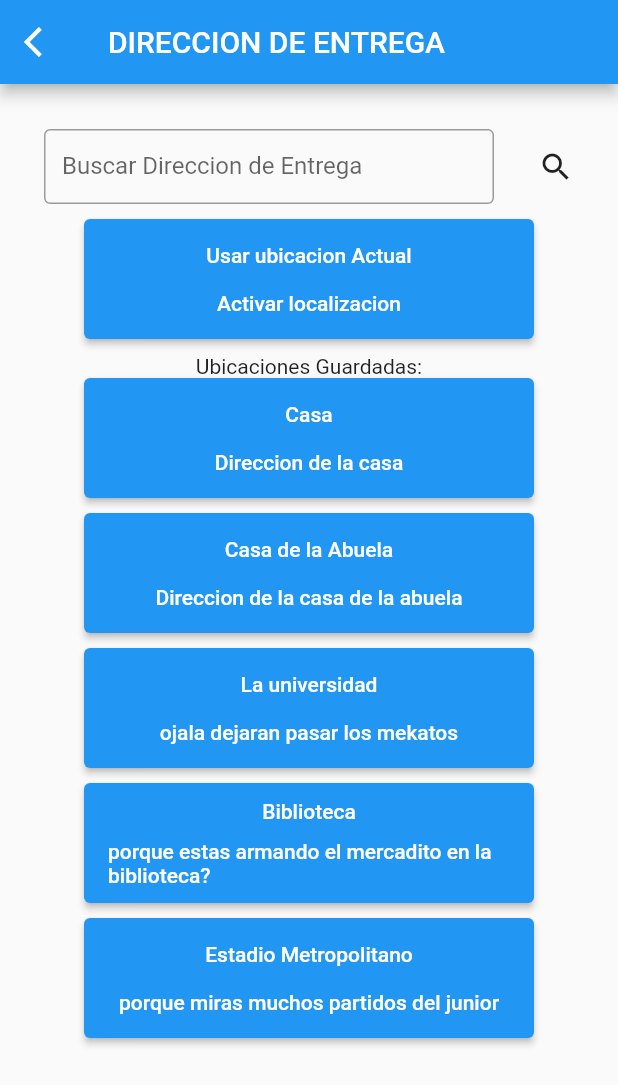
After one commit to angulojd/ui_basica_flutter, a Flutter app: the ProductListPage screen opened directly, on a phone screen of 412 x 824 dp. The commit adds this screen. Shown: the top 1085 px of the screen. Run offline on Flutter 3.47's test engine with Material 2 defaults, Android fonts, the light colour scheme and no system bars; our stand-ins replace get.

Commit message:
Nuevo Archivo Lista Direcciones

```diff
--- a/lib/ui/pages/content/Cliente/lista_tiendas.dart
+++ b/lib/ui/pages/content/Cliente/lista_tiendas.dart
@@ -1,3 +1,4 @@
+import 'package:f_testing_template/ui/pages/content/Cliente/segunda_pantalla.dart';
 import 'package:flutter/material.dart';
 
 class ListTiendas extends StatefulWidget {
@@ -20,6 +21,23 @@ class _ListTiendasState extends State<ListTiendas> {
             },
             icon: const Icon(Icons.arrow_back_ios),
           ),
+          actions: [
+            TextButton(
+              onPressed: () {
+                Navigator.of(context).push(
+                  MaterialPageRoute(
+                    builder: (BuildContext context) {
+                      return const ProductListPage();
+                    },
+                  ),
+                );
+              },
+              child: const Text(
+                "Cra 70 #41-9",
+                style: TextStyle(color: Colors.white),
+              ),
+            )
+          ],
         ),
         body: SingleChildScrollView(
           child: Column(
--- /dev/null
+++ b/lib/ui/pages/content/Cliente/segunda_pantalla.dart
@@ -0,0 +1,150 @@
+import 'package:flutter/material.dart';
+
+class ProductListPage extends StatefulWidget {
+  const ProductListPage({super.key});
+
+  @override
+  State<ProductListPage> createState() => _ProductListState();
+}
+
+class _ProductListState extends State<ProductListPage> {
+  @override
+  Widget build(BuildContext context) {
+    return Scaffold(
+      appBar: AppBar(
+        title: const Text("DIRECCION DE ENTREGA"),
+        automaticallyImplyLeading: false,
+        leading: IconButton(
+            onPressed: () {
+              Navigator.of(context).pop();
+            },
+            icon: const Icon(Icons.arrow_back_ios)),
+      ),
+      body: SingleChildScrollView(
+        child: Column(
+          children: [
+            const SizedBox(height: 30),
+            Row(
+              mainAxisAlignment: MainAxisAlignment.spaceEvenly,
+              children: const [
+                SizedBox(
+                  height: 50,
+                  width: 300,
+                  child: TextField(
+                    obscureText: true,
+                    decoration: InputDecoration(
+                        border: OutlineInputBorder(),
+                        labelText: "Buscar Direccion de Entrega",
+                        hintText:
+                            "Escribe el nombre de una de las direcciones que has guardado"),
+                  ),
+                ),
+                Icon(Icons.search),
+              ],
+            ),
+            const SizedBox(height: 10),
+            SizedBox(
+              width: 300,
+              height: 80,
+              child: ElevatedButton(
+                onPressed: () {
+                  debugPrint("Direccion presionada");
+                },
+                child: Column(
+                  mainAxisAlignment: MainAxisAlignment.spaceEvenly,
+                  children: const [
+                    Text("Usar ubicacion Actual"),
+                    Text("Activar localizacion")
+                  ],
+                ),
+              ),
+            ),
+            const SizedBox(height: 10),
+            const Text("Ubicaciones Guardadas:"),
+            SizedBox(
+              width: 300,
+              height: 80,
+              child: ElevatedButton(
+                onPressed: () {
+                  debugPrint("Direccion presionada");
+                },
+                child: Column(
+                  mainAxisAlignment: MainAxisAlignment.spaceEvenly,
+                  children: const [Text("Casa"), Text("Direccion de la casa")],
+                ),
+              ),
+            ),
+            const SizedBox(height: 10),
+            SizedBox(
+              width: 300,
+              height: 80,
+              child: ElevatedButton(
+                onPressed: () {
+                  debugPrint("Direccion presionada");
+                },
+                child: Column(
+                  mainAxisAlignment: MainAxisAlignment.spaceEvenly,
+                  children: const [
+                    Text("Casa de la Abuela"),
+                    Text("Direccion de la casa de la abuela")
+                  ],
+                ),
+              ),
+            ),
+            const SizedBox(height: 10),
+            SizedBox(
+              width: 300,
+              height: 80,
+              child: ElevatedButton(
+                onPressed: () {
+                  debugPrint("Direccion presionada");
+                },
+                child: Column(
+                  mainAxisAlignment: MainAxisAlignment.spaceEvenly,
+                  children: const [
+                    Text("La universidad"),
+                    Text("ojala dejaran pasar los mekatos")
+                  ],
+                ),
+              ),
+            ),
+            const SizedBox(height: 10),
+            SizedBox(
+              width: 300,
+              height: 80,
+              child: ElevatedButton(
+                onPressed: () {
+                  debugPrint("Direccion presionada");
+                },
+                child: Column(
+                  mainAxisAlignment: MainAxisAlignment.spaceEvenly,
+                  children: const [
+                    Text("Biblioteca"),
+                    Text("porque estas armando el mercadito en la biblioteca?")
+                  ],
+                ),
+              ),
+            ),
+            const SizedBox(height: 10),
+            SizedBox(
+              width: 300,
+              height: 80,
+              child: ElevatedButton(
+                onPressed: () {
+                  debugPrint("Direccion presionada");
+                },
+                child: Column(
+                  mainAxisAlignment: MainAxisAlignment.spaceEvenly,
+                  children: const [
+                    Text("Estadio Metropolitano"),
+                    Text("porque miras muchos partidos del junior")
+                  ],
+                ),
+              ),
+            ),
+          ],
+        ),
+      ),
+    );
+  }
+}
```
